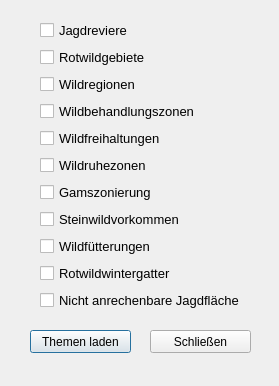
Old version of the form tools/gui_jagd.ui in the repository klausib/VogisMenu.
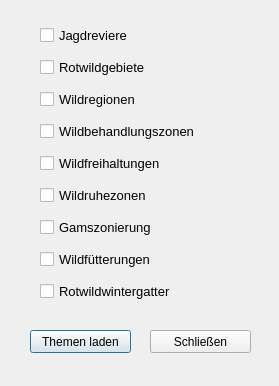
New version of the form.

What changed in the file:
```diff
--- a/tools/gui_jagd.ui
+++ b/tools/gui_jagd.ui
@@ -154,21 +154,6 @@
       </attribute>
      </widget>
     </item>
-    <item>
-     <widget class="QCheckBox" name="ckSteinwildvorkommen">
-      <property name="font">
-       <font>
-        <pointsize>10</pointsize>
-       </font>
-      </property>
-      <property name="text">
-       <string>Steinwildvorkommen</string>
-      </property>
-      <attribute name="buttonGroup">
-       <string>ckButtons</string>
-      </attribute>
-     </widget>
-    </item>
     <item>
      <widget class="QCheckBox" name="ckWildfuetterungen">
       <property name="font">
@@ -199,21 +184,6 @@
       </attribute>
      </widget>
     </item>
-    <item>
-     <widget class="QCheckBox" name="ckJagdflaeche">
-      <property name="font">
-       <font>
-        <pointsize>10</pointsize>
-       </font>
-      </property>
-      <property name="text">
-       <string>Nicht anrechenbare Jagdfläche</string>
-      </property>
-      <attribute name="buttonGroup">
-       <string>ckButtons</string>
-      </attribute>
-     </widget>
-    </item>
    </layout>
   </widget>
  </widget>
```
